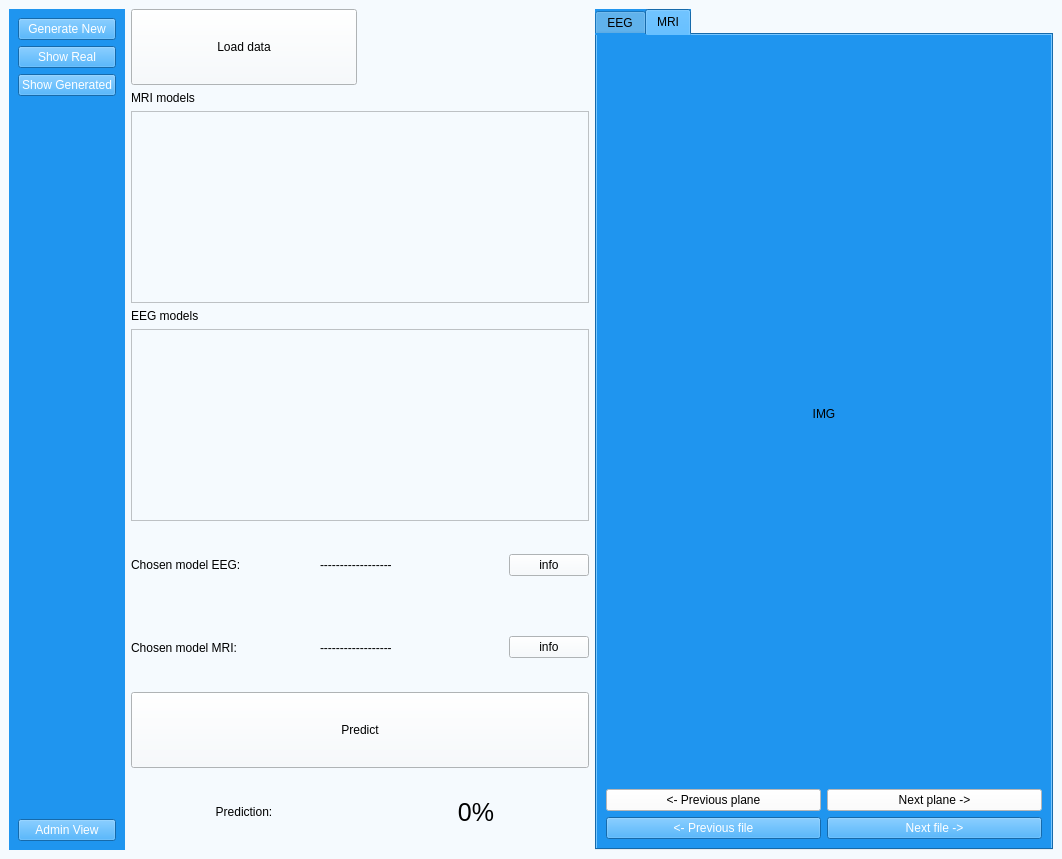
This is UI/doctorView.ui in matimusial/ADHDPredictorApp as Qt 5 draws it before an edit. The edited form follows.
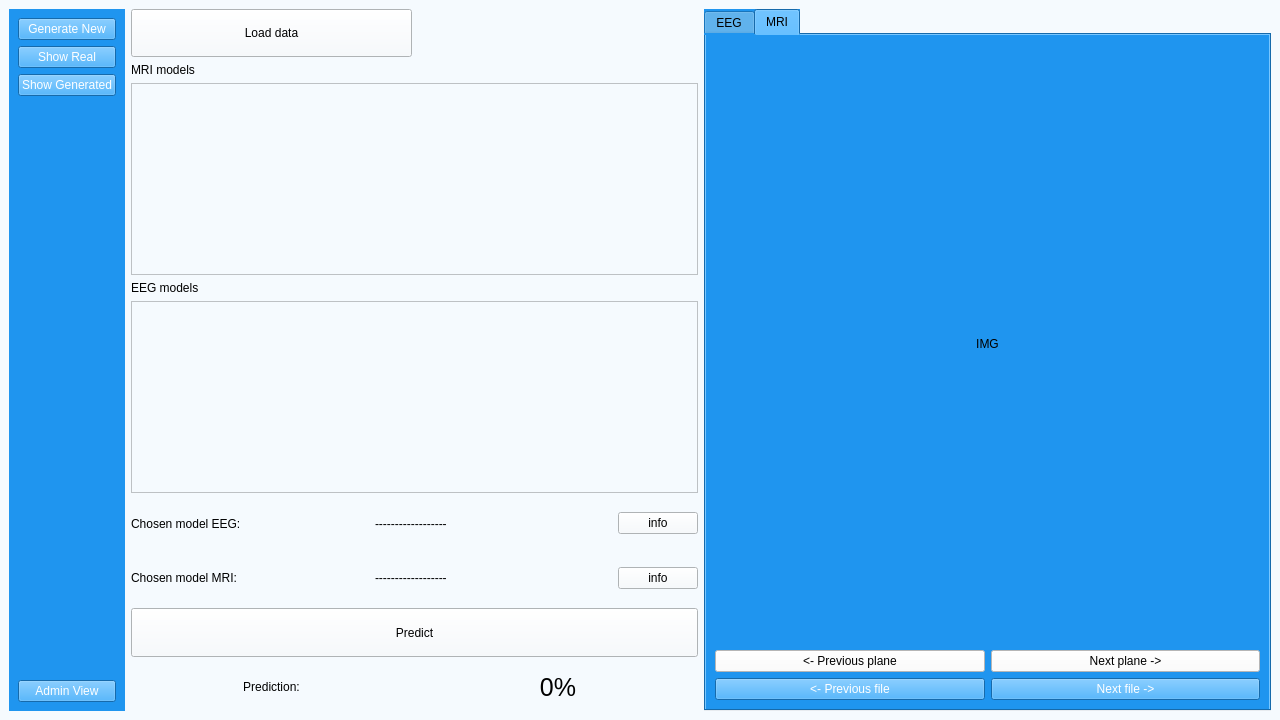
This is the edited form.

Commit message: 1280x720 size for every ui window

```diff
--- a/UI/doctorView.ui
+++ b/UI/doctorView.ui
@@ -6,8 +6,8 @@
    <rect>
     <x>0</x>
     <y>0</y>
-    <width>1062</width>
-    <height>859</height>
+    <width>1280</width>
+    <height>720</height>
    </rect>
   </property>
   <property name="windowTitle">
```
The commit also changes 5 other files.
